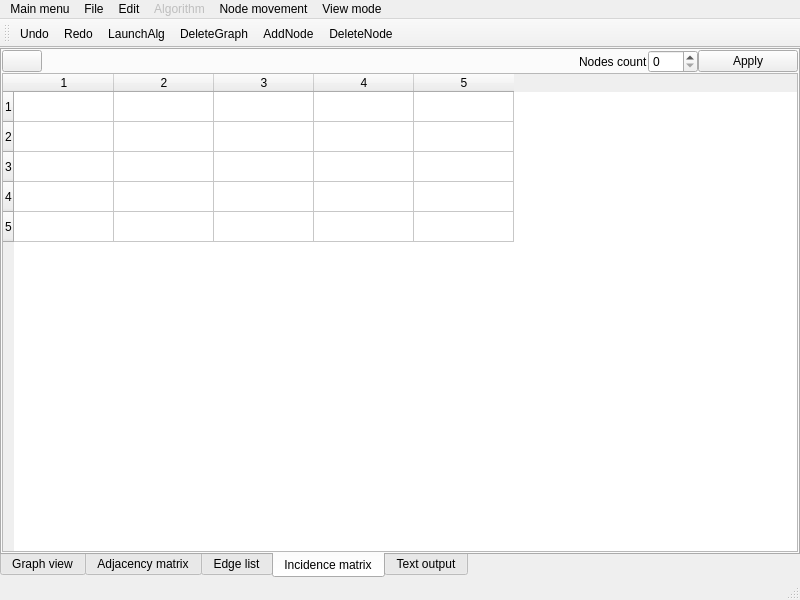
This is mainwindow.ui in C0FFiN-prod/graph-works as Qt 5 draws it before an edit. The edited form follows.
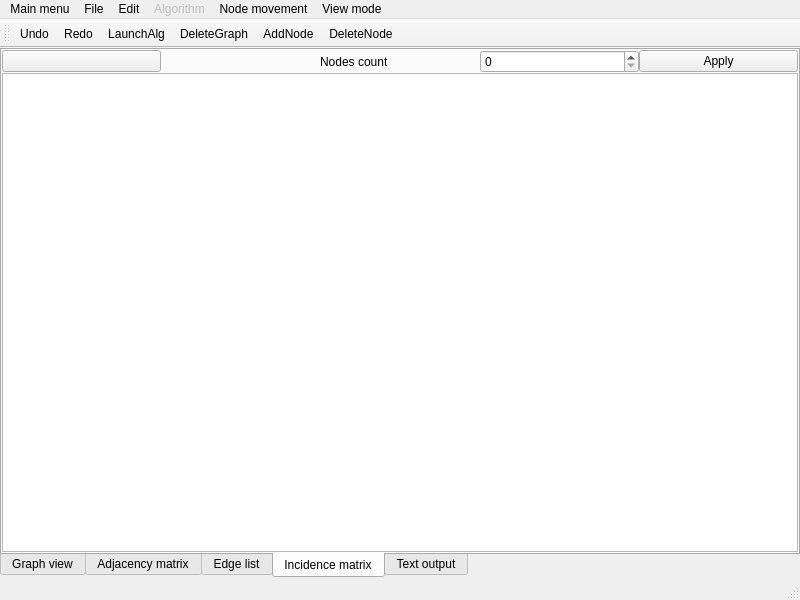
This is the edited form. Icons and pictures are not drawn.

Commit message:
Copy/paste for table. QSpinBox for nodes count
QSpinBox sets nodes count in it's tab. All tabs with matrixes are resizable.
Copy-paste works only for hardcoded table.
Tables were renamed for better connecting with spinboxes

Patch:
```diff
--- a/mainwindow.ui
+++ b/mainwindow.ui
@@ -330,31 +330,6 @@
           </property>
          </widget>
         </item>
-        <item row="1" column="0" colspan="5">
-         <widget class="QTableWidget" name="tableIncMatr">
-          <property name="rowCount">
-           <number>5</number>
-          </property>
-          <property name="columnCount">
-           <number>5</number>
-          </property>
-          <row/>
-          <row/>
-          <row/>
-          <row/>
-          <row/>
-          <column/>
-          <column/>
-          <column/>
-          <column/>
-          <column/>
-          <item row="0" column="0">
-           <property name="text">
-            <string/>
-           </property>
-          </item>
-         </widget>
-        </item>
         <item row="0" column="4">
          <widget class="QPushButton" name="buttonApplyIncMatr">
           <property name="minimumSize">
@@ -389,12 +364,6 @@
           <property name="orientation">
            <enum>Qt::Horizontal</enum>
           </property>
-          <property name="sizeHint" stdset="0">
-           <size>
-            <width>511</width>
-            <height>20</height>
-           </size>
-          </property>
          </spacer>
         </item>
         <item row="0" column="2">
@@ -404,6 +373,9 @@
           </property>
          </widget>
         </item>
+        <item row="1" column="0" colspan="5">
+         <widget class="QTableView" name="tableGraphMatrixInc"/>
+        </item>
        </layout>
        <zorder>tableIncMatr</zorder>
        <zorder>nodesCountIncMatr</zorder>
```
Left out of the diff: 18 changed lines with no effect on the pictures. The commit also changes 3 other files.
